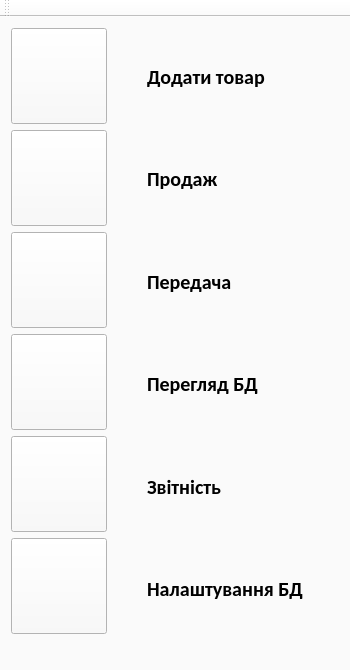
Before: the Qt Designer form mainwindow.ui in shaman1313/plutos, drawn with Qt 5.
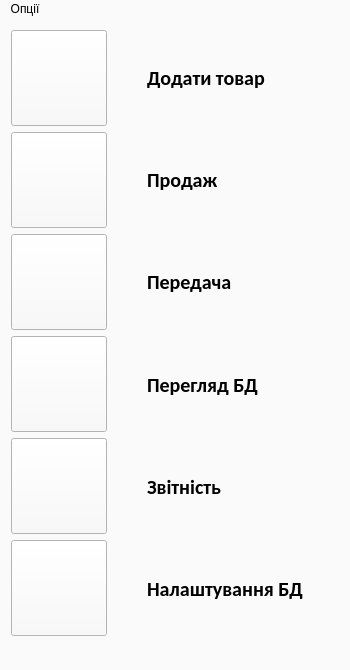
After: the same form once the commit is applied. Icons and pictures are not drawn.

```diff
--- a/mainwindow.ui
+++ b/mainwindow.ui
@@ -334,15 +334,32 @@
     </item>
    </layout>
   </widget>
-  <widget class="QToolBar" name="mainToolBar">
-   <attribute name="toolBarArea">
-    <enum>TopToolBarArea</enum>
-   </attribute>
-   <attribute name="toolBarBreak">
-    <bool>false</bool>
-   </attribute>
-  </widget>
   <widget class="QStatusBar" name="statusBar"/>
+  <widget class="QMenuBar" name="menuBar">
+   <property name="geometry">
+    <rect>
+     <x>0</x>
+     <y>0</y>
+     <width>350</width>
+     <height>21</height>
+    </rect>
+   </property>
+   <widget class="QMenu" name="menu">
+    <property name="title">
+     <string>Опції</string>
+    </property>
+    <addaction name="action_info"/>
+   </widget>
+   <addaction name="menu"/>
+  </widget>
+  <action name="action_info">
+   <property name="text">
+    <string>Про програму</string>
+   </property>
+   <property name="shortcut">
+    <string>Ctrl+I</string>
+   </property>
+  </action>
  </widget>
  <layoutdefault spacing="6" margin="11"/>
  <resources>
```
